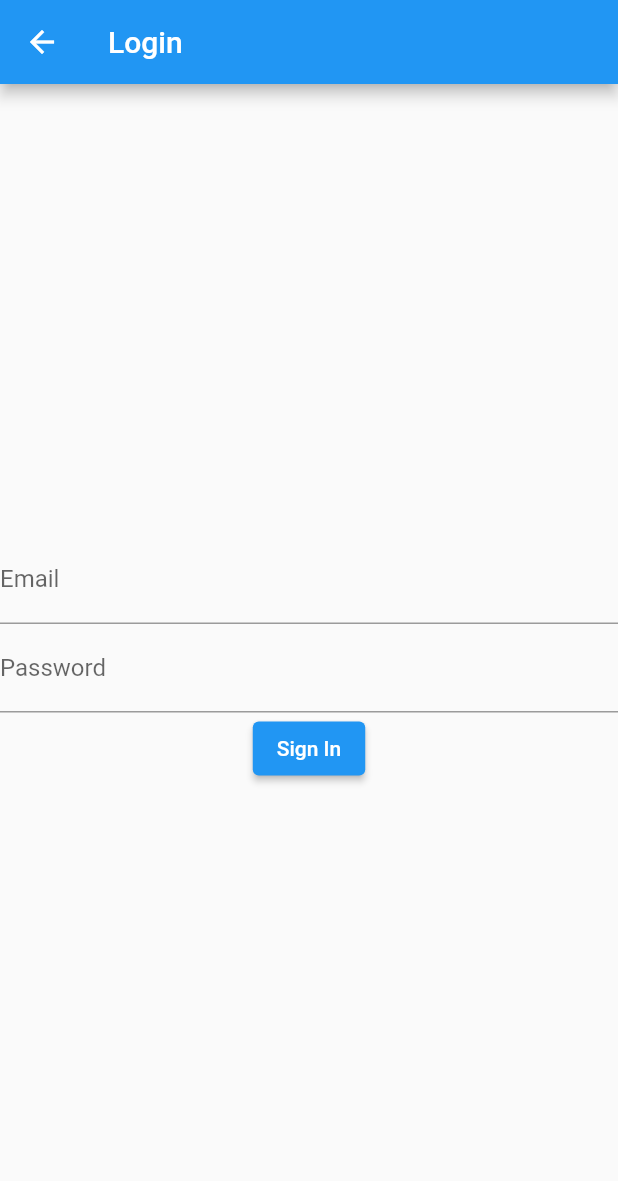
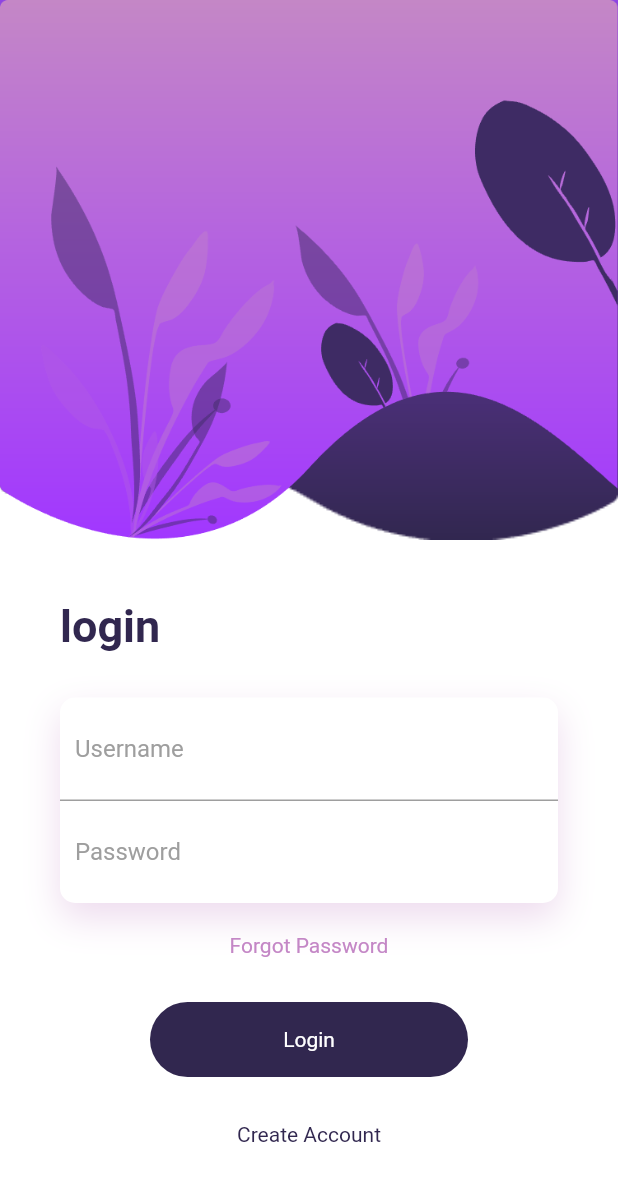
Before and after one commit to kislom23/chorale, a Flutter app: the screen it shows after launch, after a tap on the "login" icon, on a phone screen of 412 x 824 dp. Shown: the top 1181 px of the screen. Run offline on Flutter 3.47's test engine with Material 2 defaults, Android fonts, the phone set to English and light mode, and no system bars; our stand-ins replace firebase_auth, firebase_core; accounts and stored records are empty.

Commit message:
sencod commit

```diff
--- a/lib/modules/auth/loginpage.dart
+++ b/lib/modules/auth/loginpage.dart
@@ -1,7 +1,8 @@
-// ignore_for_file: avoid_print, library_private_types_in_public_api
-
 import 'package:firebase_auth/firebase_auth.dart';
 import 'package:flutter/material.dart';
+
+// import 'package:day13/Animation/FadeAnimation.dart';
+
 
 class LoginPage extends StatefulWidget {
   const LoginPage({super.key});
@@ -37,30 +38,114 @@ class _LoginPageState extends State<LoginPage> {
 
   @override
   Widget build(BuildContext context) {
+    final width = MediaQuery.of(context).size.width;
     return Scaffold(
-      appBar: AppBar(
-        title: const Text('Login'),
+      backgroundColor: Colors.white,
+      body: Column(
+        crossAxisAlignment: CrossAxisAlignment.start,
+        children: <Widget>[
+          Container(
+            height: 400,
+            child: Stack(
+              children: <Widget>[
+                Positioned(
+                  top: -40,
+                  height: 400,
+                  width: width,
+                  child: Container(
+                    decoration: BoxDecoration(
+                        image: DecorationImage(
+                            image: AssetImage('assets/images/background.png'),
+                            fit: BoxFit.fill
+                      )
                     ),
-      body: Center(
+                  ),
+                ),
+                Positioned(
+                  height: 400,
+                  width: width+20,
+                  child: Container(
+                    decoration: BoxDecoration(
+                        image: DecorationImage(
+                            image: AssetImage('assets/images/background-2.png'),
+                            fit: BoxFit.fill
+                      )
+                    ),
+                  ),
+                )
+              ],
+            ),
+          ),
+          Padding(
+            padding: EdgeInsets.symmetric(horizontal: 40),
             child: Column(
-          mainAxisAlignment: MainAxisAlignment.center,
+              crossAxisAlignment: CrossAxisAlignment.start,
               children: <Widget>[
-            TextField(
-              controller: _emailController,
-              decoration: const InputDecoration(labelText: 'Email'),
+                Text("login", style: TextStyle(color: Color.fromRGBO(49, 39, 79, 1), fontWeight: FontWeight.bold, fontSize: 30),),
+                SizedBox(height: 30,),
+                Container(
+                  decoration: BoxDecoration(
+                    borderRadius: BorderRadius.circular(10),
+                    color: Colors.white,
+                    boxShadow: [
+                      BoxShadow(
+                        color: Color.fromRGBO(196, 135, 198, .3),
+                        blurRadius: 20,
+                        offset: Offset(0, 10),
+                      )
+                    ]
                   ),
-            TextField(
-              controller: _passwordController,
-              decoration: const InputDecoration(labelText: 'Password'),
-              obscureText: true,
+                  child: Column(
+                    children: <Widget>[
+                      Container(
+                        padding: EdgeInsets.all(10),
+                        decoration: BoxDecoration(
+                          border: Border(bottom: BorderSide(
+                            color: Colors.grey,
+                          ))
                         ),
-            ElevatedButton(
-              onPressed: _signInWithEmailAndPassword,
-              child: const Text('Sign In'),
+                        child: TextField(
+                          decoration: InputDecoration(
+                            border: InputBorder.none,
+                            hintText: "Username",
+                            hintStyle: TextStyle(color: Colors.grey)
+                          ),
+                        ),
+                      ),
+                      Container(
+                        padding: EdgeInsets.all(10),
+                        child: TextField(
+                          decoration: InputDecoration(
+                            border: InputBorder.none,
+                            hintText: "Password",
+                            hintStyle: TextStyle(color: Colors.grey)
+                          ),
+                        ),
                       ),
                     ],
                   ),
                 ),
+                SizedBox(height: 20,),
+                Center(child: Text("Forgot Password", style: TextStyle(color: Color.fromRGBO(196, 135, 198, 1)),)),
+                SizedBox(height: 30,),
+                Container(
+                  height: 50,
+                  margin: EdgeInsets.symmetric(horizontal: 60),
+                  decoration: BoxDecoration(
+                    borderRadius: BorderRadius.circular(50),
+                    color: Color.fromRGBO(49, 39, 79, 1),
+                  ),
+                  child: Center(
+                    child: Text("Login", style: TextStyle(color: Colors.white),),
+                  ),
+                ),
+                SizedBox(height: 30,),
+                Center(child: Text("Create Account", style: TextStyle(color: Color.fromRGBO(49, 39, 79, 6)),)),
+              ],
+            ),
+          )
+        ],
+      ),
     );
   }
 }
--- a/pubspec.yaml
+++ b/pubspec.yaml
@@ -30,6 +30,7 @@ environment:
 dependencies:
   flutter:
     sdk: flutter
+  simple_animations: ^5.0.2
 
 
   # The following adds the Cupertino Icons font to your application.
```
Also changed, not shown: assets/images/background-2.png (added), assets/images/background.png (added), lib/Animation/FadeAnimation.dart (added), pubspec.lock. Lines whose indentation alone changed are shown as unchanged.
